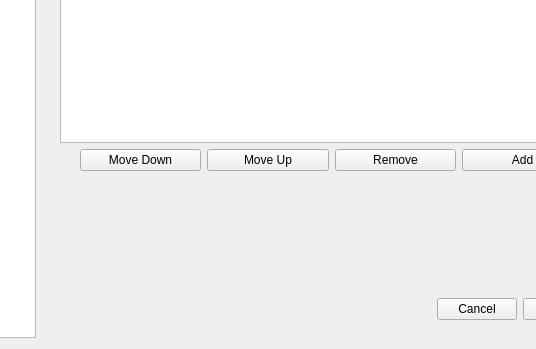
Before: the Qt Designer form src/app/createprojectdialog.ui in Taylor-Hallman/AlbumMaker, drawn with Qt 5; both pictures show x 168 to 704 and y 251 to 600 of the 800 by 600 pixel window.
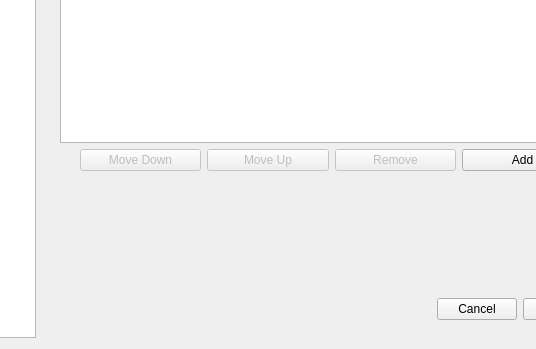
After: the same form once the commit is applied. Custom widgets are drawn as their Qt base class.

Commit message: Add functionality for move up and move down buttons

What changed in the file:
```diff
--- a/src/app/createprojectdialog.ui
+++ b/src/app/createprojectdialog.ui
@@ -168,6 +168,9 @@
             </property>
             <item>
              <widget class="QPushButton" name="downBtn">
+              <property name="enabled">
+               <bool>false</bool>
+              </property>
               <property name="text">
                <string>Move Down</string>
               </property>
@@ -175,6 +178,9 @@
             </item>
             <item>
              <widget class="QPushButton" name="upBtn">
+              <property name="enabled">
+               <bool>false</bool>
+              </property>
               <property name="text">
                <string>Move Up</string>
               </property>
@@ -182,6 +188,9 @@
             </item>
             <item>
              <widget class="QPushButton" name="removeBtn">
+              <property name="enabled">
+               <bool>false</bool>
+              </property>
               <property name="text">
                <string>Remove</string>
               </property>
```
The commit also changes 2 other files.
